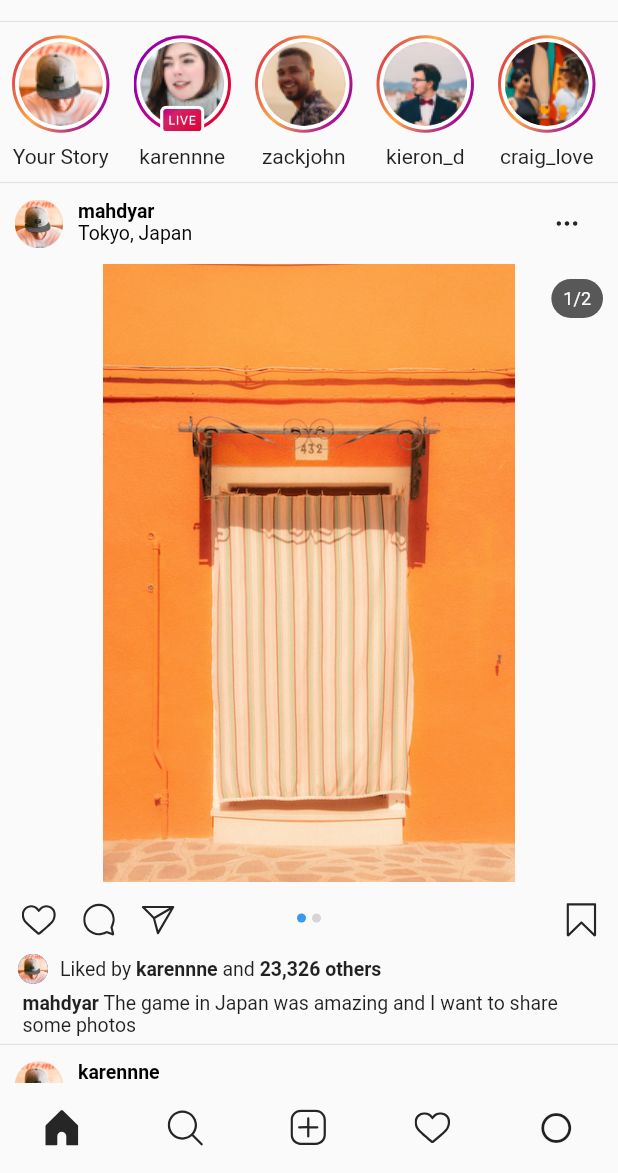
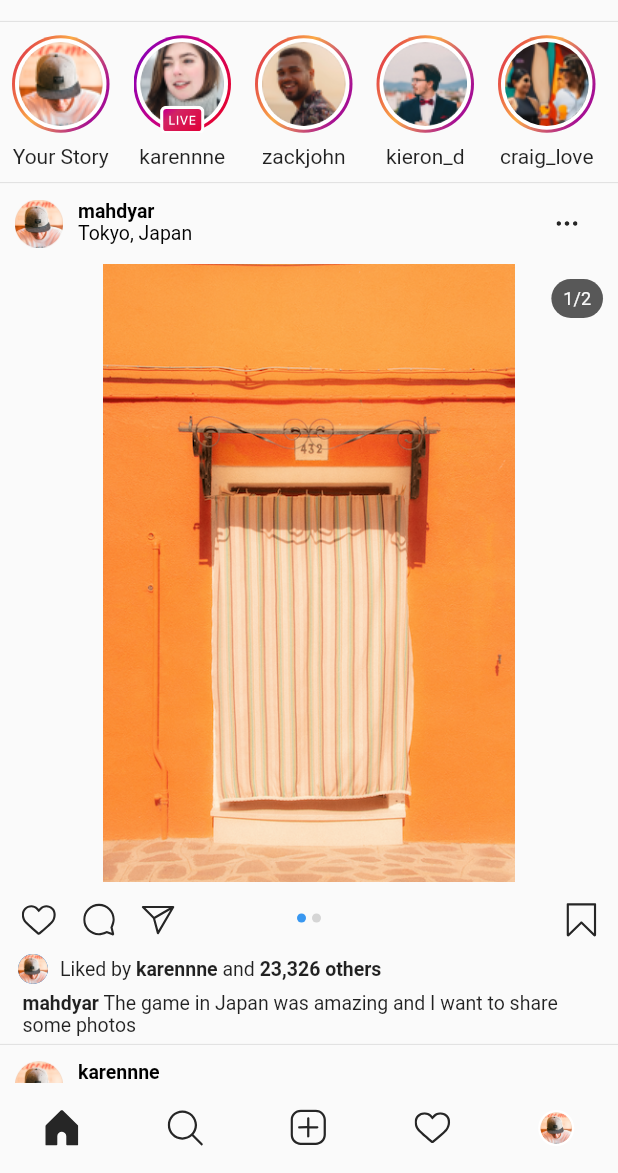
Before and after one commit to sasansafari/instagram_clone, a Flutter app: the MainScreen screen opened by its route, on a phone screen of 412 x 824 dp, the part 63-1236 px from its top. Run offline on Flutter 3.47's test engine with Material 2 defaults, Android fonts, the phone set to English and light mode, and no system bars; our stand-ins replace flutter_slider_drawer, flutter_svg; missing offline and left inert: photo_manager.

Commit message:
added: userProfileBtmNav() to main_screen

```diff
--- a/lib/screens/mainscreen/main_screen.dart
+++ b/lib/screens/mainscreen/main_screen.dart
@@ -4,6 +4,7 @@ import 'package:flutter/material.dart';
 import 'package:tec/gen/assets.gen.dart';
 
 import '../../route/names.dart';
+import '../../widgets/story.dart';
 import 'explore_screen.dart';
 import 'home_screen.dart';
 import 'notrifications_screen.dart';
@@ -169,9 +170,7 @@ class _MainScreenState extends State<MainScreen> {
                         }
                     ],
                   )),
-              icon: selectedIndex == BottomNavIndex.profileIndex
-                  ? const Icon(Icons.circle)
-                  : const Icon(Icons.panorama_fisheye_outlined),
+              icon: userProfileBtmNav(),
             ),
           ],
         ),
--- a/lib/widgets/story.dart
+++ b/lib/widgets/story.dart
@@ -128,25 +128,25 @@ Widget profileImage(userProfile) {
       child: Image.asset(userProfile.imageFileName));
 }
 
-// Widget userProfileBtmNav() {
-//   return Container(
-//     width: 27,
-//     height: 27,
-//     decoration: BoxDecoration(
-//         borderRadius: BorderRadius.circular(1000),
-//         color: selectedIndex == BottomNavIndex.profileIndex
-//             ? Colors.black
-//             : Colors.transparent),
-//     child: Container(
-//       margin: const EdgeInsets.all(1.5),
-//       decoration: BoxDecoration(
-//         color: Colors.white,
-//         borderRadius: BorderRadius.circular(1000),
-//       ),
-//       child: Container(
-//         margin: const EdgeInsets.all(1.5),
-//         child: profileImage(myUserProfile),
-//       ),
-//     ),
-//   );
-// }
+Widget userProfileBtmNav() {
+  return Container(
+    width: 27,
+    height: 27,
+    decoration: BoxDecoration(
+        borderRadius: BorderRadius.circular(1000),
+        color: selectedIndex == BottomNavIndex.profileIndex
+            ? Colors.black
+            : Colors.transparent),
+    child: Container(
+      margin: const EdgeInsets.all(1.5),
+      decoration: BoxDecoration(
+        color: Colors.white,
+        borderRadius: BorderRadius.circular(1000),
+      ),
+      child: Container(
+        margin: const EdgeInsets.all(1.5),
+        child: profileImage(myUserProfile),
+      ),
+    ),
+  );
+}
```
